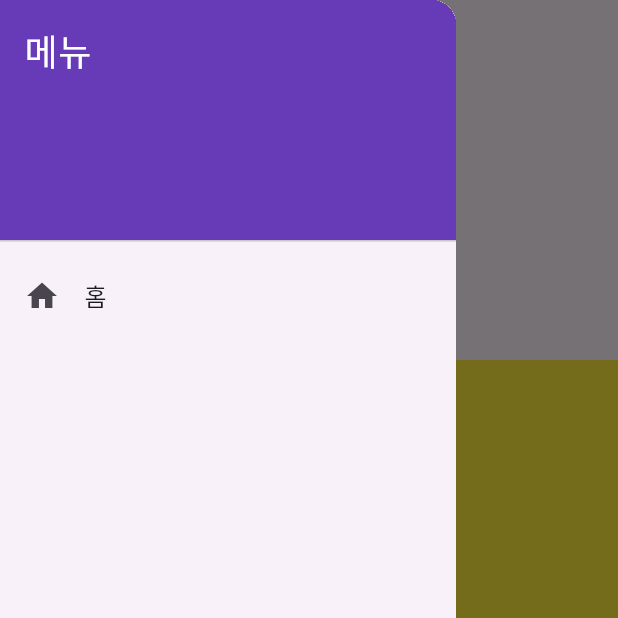
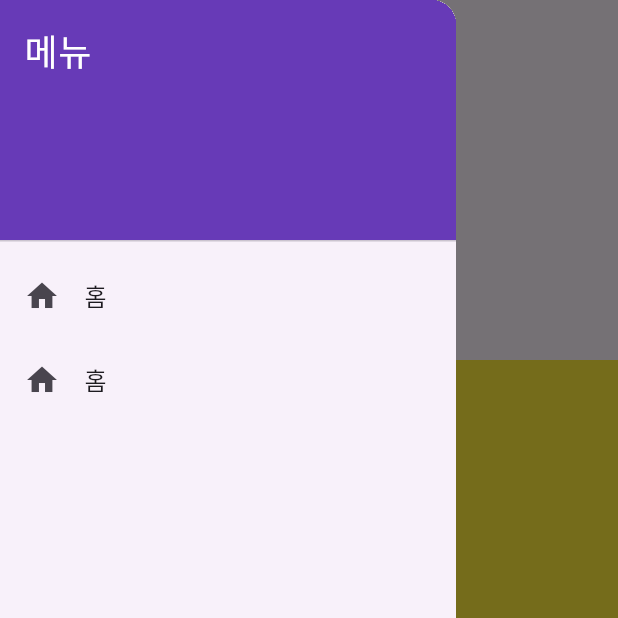
Before and after one commit to kny448600/chunjuflutter, a Flutter app: the screen it shows after launch, with the side drawer open, on a phone screen of 412 x 824 dp, the top half of it. Run offline on Flutter 3.47's test engine with Material 3 defaults, Android fonts, the phone set to English and light mode, and no system bars.

Commit message:
no message

```diff
--- a/lib/drawer.dart
+++ b/lib/drawer.dart
@@ -25,8 +25,19 @@ class MyDrawer extends StatelessWidget {
           ListTile(
             leading: const Icon(Icons.home),
             title: const Text("홈"),
-            onTap: () {,
-              Navigator.pop(context);
+            onTap: () {
+              Navigator.pushNamedAndRemoveUntil(
+                  context, "/", (route) => false
+              );
+            },
+          ),
+          ListTile(
+            leading: const Icon(Icons.home),
+            title: const Text("홈"),
+            onTap: () {
+              Navigator.pushNamed(
+                  context, "setting"
+              );
             },
           )
         ],
--- a/lib/main.dart
+++ b/lib/main.dart
@@ -1,4 +1,5 @@
 import 'package:flutter/material.dart';
+import 'package:untitled/SETTING_PAGE.dart';
 
 import 'drawer.dart';
 
@@ -17,7 +18,11 @@ class MyApp extends StatelessWidget {
       theme: ThemeData(
         colorScheme: ColorScheme.fromSeed(seedColor: Colors.deepPurple),
       ),
-      home: const MyHomePage(),
+      initialRoute: "/",
+      routes: {
+        '/':(context) => const MyHomePage(),
+        '/setting':(context) => const Settingpage()
+      },
     );
   }
 }
```
Also changed, not shown: lib/SETTING_PAGE.dart (added, +19 -0 lines).
